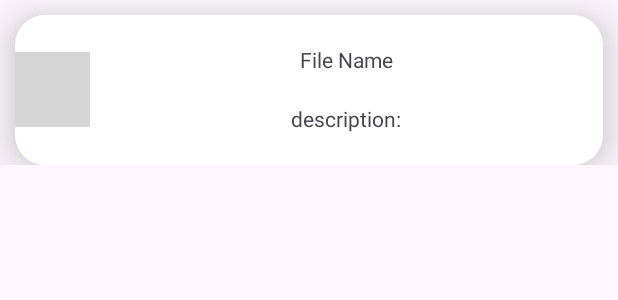
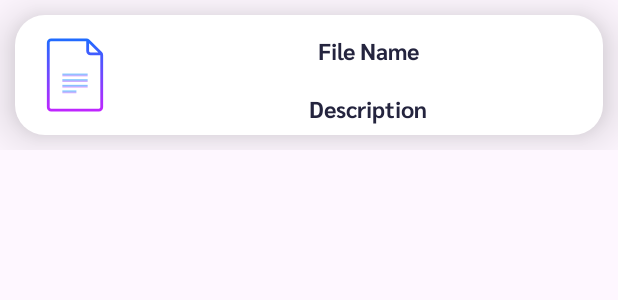
Before and after one commit to Pratik-96/AssignMate, an Android app: the layout document_design.xml on its own in the app's theme, with its tools: preview values and no code run, on a phone screen of 412 x 824 dp. Shown: the top 300 px of the screen. Run offline under Robolectric (Android 15) with nearby library versions, the phone set to English and light mode, and no system bars; grey boxes are pictures that could not be loaded.

Commit message:
Created custom adapter which will fetch the data from firebase and wrote the code to fetch the files in fetch_files.java class . Designed and improved UI of document_design.xml .Added Validation to check if description in uploadFile.java is not empty.

```diff
--- a/app/build.gradle
+++ b/app/build.gradle
@@ -55,7 +55,9 @@ dependencies {
     implementation 'com.google.firebase:firebase-database:20.2.2'
     implementation 'com.google.firebase:firebase-auth:22.0.0'
     testImplementation 'junit:junit:4.13.2'
-
+    implementation 'com.firebaseui:firebase-ui-database:8.0.1'
+    // Dependency for Firebase REaltime Database
+    implementation 'com.google.firebase:firebase-database:19.3.1'
     androidTestImplementation 'androidx.test.ext:junit:1.1.5'
     androidTestImplementation 'androidx.test.espresso:espresso-core:3.5.1'
     implementation 'com.google.android.material:material:1.0.0-alpha03'
--- a/app/src/main/java/com/example/assignmate/file_model.java
+++ b/app/src/main/java/com/example/assignmate/file_model.java
@@ -4,7 +4,7 @@ public class file_model {
     String File_Name;
     String Description;
     String Url;
-
+    public file_model(){}
     public file_model(String file_Name, String description, String url) {
         File_Name = file_Name;
         Description = description;
--- /dev/null
+++ b/app/src/main/res/drawable/icons8_google_docs__1_.xml
@@ -0,0 +1,82 @@
+<vector xmlns:android="http://schemas.android.com/apk/res/android"
+    xmlns:aapt="http://schemas.android.com/aapt"
+    android:width="256dp"
+    android:height="256dp"
+    android:viewportWidth="64"
+    android:viewportHeight="64">
+  <path
+      android:pathData="M51.12,15.71l-8.83,-8.83C41.73,6.31 40.97,6 40.17,6H15c-1.65,0 -3,1.35 -3,3v46c0,1.65 1.35,3 3,3h34c1.65,0 3,-1.35 3,-3V17.83C52,17.03 51.69,16.27 51.12,15.71zM42,9.41L48.59,16H43c-0.55,0 -1,-0.45 -1,-1V9.41zM50,55c0,0.55 -0.45,1 -1,1H15c-0.55,0 -1,-0.45 -1,-1V9c0,-0.55 0.45,-1 1,-1h25v7c0,1.65 1.35,3 3,3h7V55z">
+    <aapt:attr name="android:fillColor">
+      <gradient
+          android:startX="32"
+          android:startY="5"
+          android:endX="32"
+          android:endY="60.012"
+          android:tileMode="mirror"
+          android:type="linear">
+        <item android:offset="0" android:color="#FF1A6DFF"/>
+        <item android:offset="1" android:color="#FFC822FF"/>
+      </gradient>
+    </aapt:attr>
+  </path>
+  <path
+      android:pathData="M23,31H41V33H23z">
+    <aapt:attr name="android:fillColor">
+      <gradient
+          android:startX="32"
+          android:startY="31"
+          android:endX="32"
+          android:endY="33"
+          android:tileMode="mirror"
+          android:type="linear">
+        <item android:offset="0" android:color="#FF6DC7FF"/>
+        <item android:offset="1" android:color="#FFE6ABFF"/>
+      </gradient>
+    </aapt:attr>
+  </path>
+  <path
+      android:pathData="M23,35H41V37H23z">
+    <aapt:attr name="android:fillColor">
+      <gradient
+          android:startX="32"
+          android:startY="35"
+          android:endX="32"
+          android:endY="37"
+          android:tileMode="mirror"
+          android:type="linear">
+        <item android:offset="0" android:color="#FF6DC7FF"/>
+        <item android:offset="1" android:color="#FFE6ABFF"/>
+      </gradient>
+    </aapt:attr>
+  </path>
+  <path
+      android:pathData="M23,39H41V41H23z">
+    <aapt:attr name="android:fillColor">
+      <gradient
+          android:startX="32"
+          android:startY="39"
+          android:endX="32"
+          android:endY="41"
+          android:tileMode="mirror"
+          android:type="linear">
+        <item android:offset="0" android:color="#FF6DC7FF"/>
+        <item android:offset="1" android:color="#FFE6ABFF"/>
+      </gradient>
+    </aapt:attr>
+  </path>
+  <path
+      android:pathData="M23,43H33V45H23z">
+    <aapt:attr name="android:fillColor">
+      <gradient
+          android:startX="28"
+          android:startY="43"
+          android:endX="28"
+          android:endY="45"
+          android:tileMode="mirror"
+          android:type="linear">
+        <item android:offset="0" android:color="#FF6DC7FF"/>
+        <item android:offset="1" android:color="#FFE6ABFF"/>
+      </gradient>
+    </aapt:attr>
+  </path>
+</vector>
--- a/app/src/main/res/layout/activity_document_type.xml
+++ b/app/src/main/res/layout/activity_document_type.xml
@@ -18,7 +18,7 @@
     android:textColor="@color/white"
     android:textSize="30sp"
     android:id="@+id/text"
-    android:fontFamily="@font/dancing_script_font"
+    android:fontFamily="@font/sarabun"
     android:textStyle="bold"/>
     </LinearLayout>
     <LinearLayout
--- a/app/src/main/res/layout/document_design.xml
+++ b/app/src/main/res/layout/document_design.xml
@@ -1,46 +1,61 @@
 <?xml version="1.0" encoding="utf-8"?>
 <androidx.constraintlayout.widget.ConstraintLayout xmlns:android="http://schemas.android.com/apk/res/android"
     xmlns:app="http://schemas.android.com/apk/res-auto"
+    xmlns:tools="http://schemas.android.com/tools"
     android:layout_width="match_parent"
-    android:layout_height="wrap_content">
+    android:layout_height="wrap_content"
+  >
 
     <LinearLayout
-        android:id="@+id/linearLayout"
-        android:layout_width="0dp"
-        android:layout_height="100dp"
+        android:id="@+id/linearLayout2"
+        android:layout_width="match_parent"
+        android:layout_height="wrap_content"
         android:orientation="horizontal"
         android:layout_margin="10dp"
+        android:layout_marginStart="10dp"
+        android:layout_marginEnd="10dp"
         android:background="@drawable/round_note"
-        android:backgroundTint="@color/white"
         android:elevation="20dp"
+        app:layout_constraintBottom_toBottomOf="parent"
         app:layout_constraintEnd_toEndOf="parent"
         app:layout_constraintStart_toStartOf="parent"
-        app:layout_constraintTop_toTopOf="parent" >
+        app:layout_constraintTop_toTopOf="parent">
+
         <ImageView
-            android:layout_width="50dp"
-            android:layout_height="50dp"
-            android:src="@drawable/java"
+            android:layout_width="60dp"
+            android:layout_height="60dp"
             android:layout_gravity="center"
+            android:layout_margin="10dp"
+            android:src="@drawable/icons8_google_docs__1_"
             />
         <LinearLayout
             android:layout_width="match_parent"
-            android:layout_height="match_parent"
+            android:layout_height="wrap_content"
             android:orientation="vertical"
             >
             <TextView
                 android:layout_width="wrap_content"
                 android:layout_height="wrap_content"
-            android:layout_margin="20dp"
-            android:layout_gravity="center"
+                android:text="File Name"
+                android:textSize="15sp"
+                android:textColor="@color/secondary"
+                android:fontFamily="@font/sarabun"
                 android:id="@+id/put_filename"
-            android:text="File Name"/>
+                android:layout_marginTop="10dp"
+                android:layout_gravity="center"/>
             <TextView
                 android:layout_width="wrap_content"
                 android:layout_height="wrap_content"
-            android:text="description:"
+                android:text="Description"
                 android:id="@+id/put_description"
-            android:layout_gravity="center"/>
+                android:textSize="15sp"
+                android:textColor="@color/secondary"
+                android:fontFamily="@font/sarabun"
+                android:layout_gravity="center"
+                android:layout_marginTop="10dp"/>
         </LinearLayout>
 
+
     </LinearLayout>
+
 </androidx.constraintlayout.widget.ConstraintLayout>
```
Also changed, not shown: app/src/main/java/com/example/assignmate/adapter.java (+87 -88 lines), app/src/main/java/com/example/assignmate/fetch_files.java (+24 -29 lines), app/src/main/java/com/example/assignmate/uploadFile.java (+31 -5 lines), app/src/main/res/layout/activity_upload_file.xml (+14 -13 lines). Lines whose indentation alone changed are shown as unchanged.
